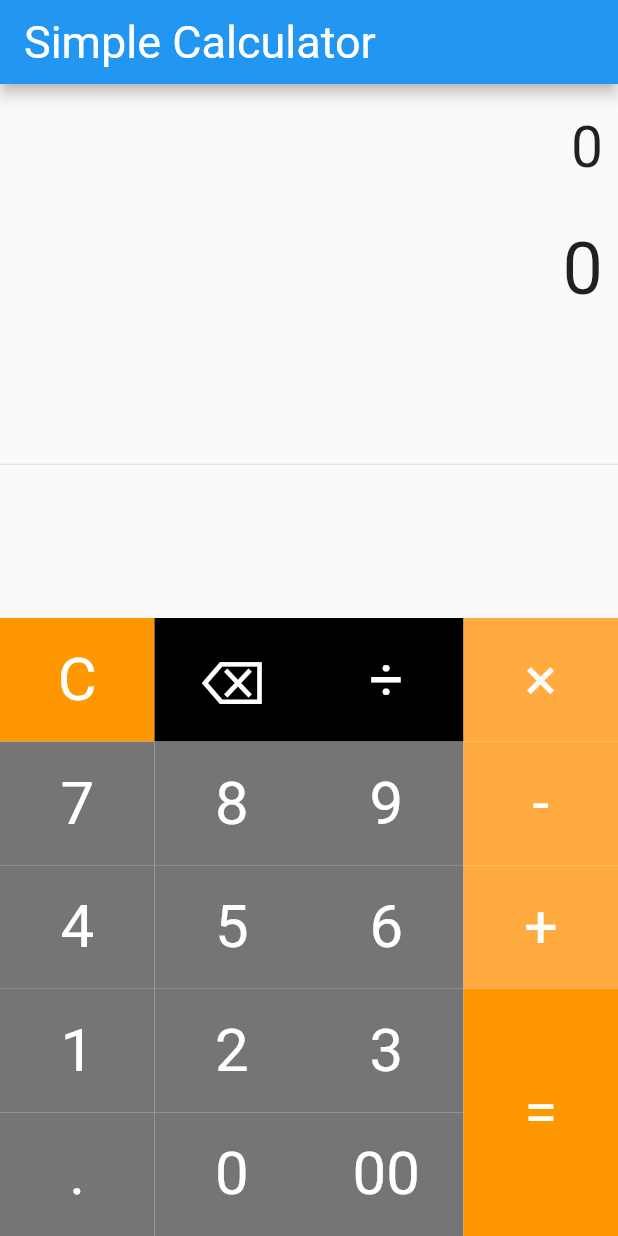
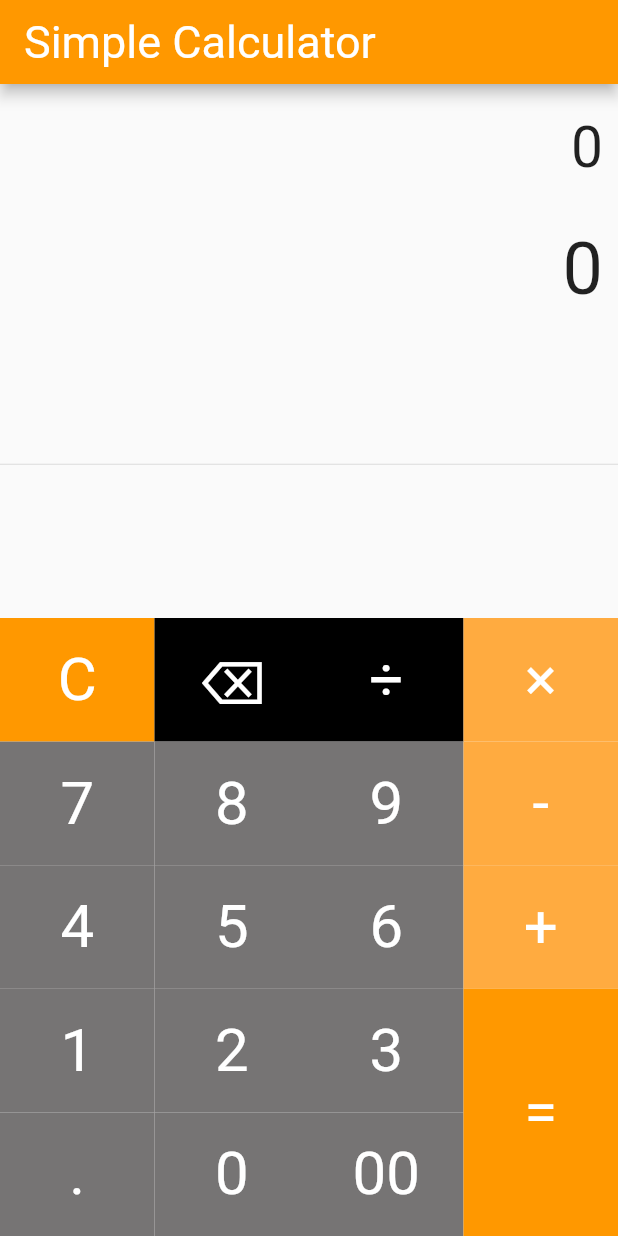
Before and after one commit to arifghiffari/Simple--Calculato-Flutter, a Flutter app: the screen it shows after launch, on a phone screen of 412 x 824 dp. Run offline on Flutter 3.47's test engine with Material 2 defaults, Android fonts, the phone set to English and light mode, and no system bars; our stand-ins replace math_expressions.

Commit message:
edit first commit

```diff
--- a/lib/main.dart
+++ b/lib/main.dart
@@ -14,7 +14,7 @@ class MyApp extends StatelessWidget {
     return MaterialApp(
       debugShowCheckedModeBanner: false,
       title: 'Calculator',
-      theme: ThemeData(primarySwatch: Colors.blue),
+      theme: ThemeData(primarySwatch: Colors.orange),
       home: SimpleCalculator(),
     );
   }
```
